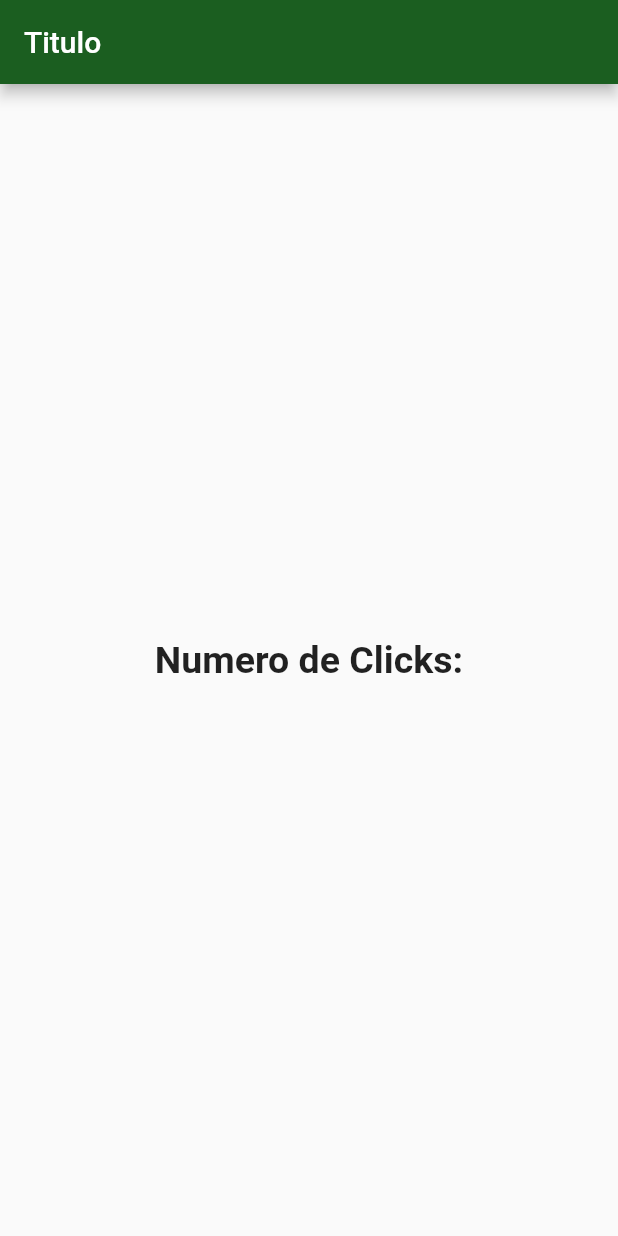
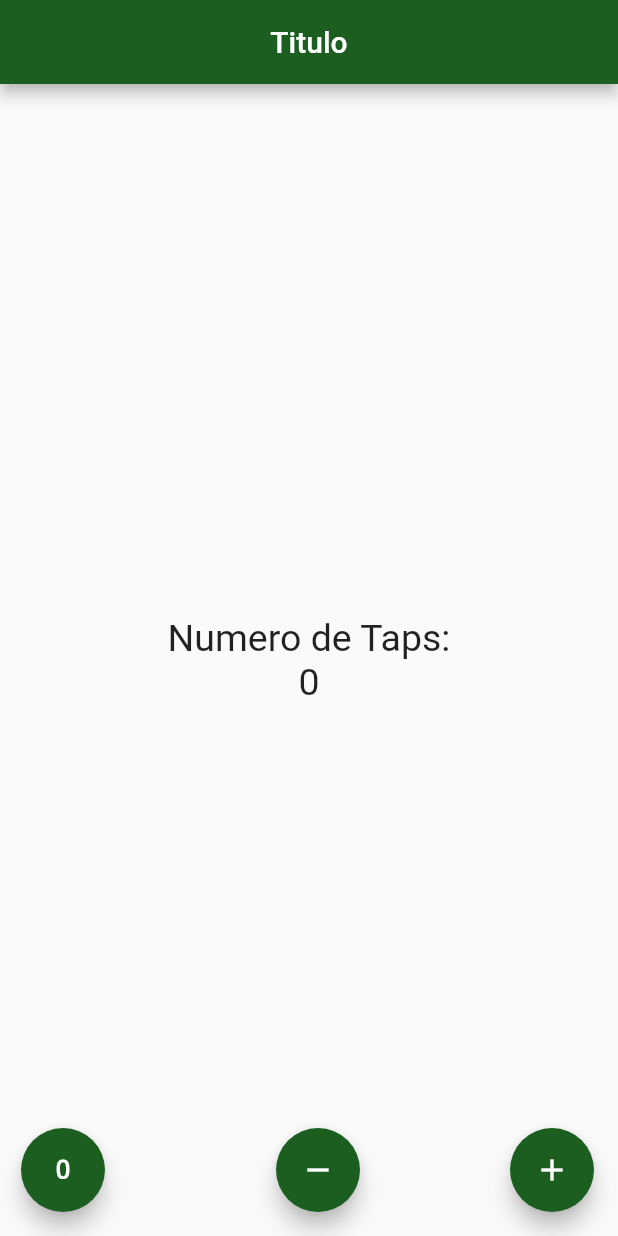
Before and after one commit to crossgear/ejercicios_flutter, a Flutter app: the screen it shows after launch, on a phone screen of 412 x 824 dp. Run offline on Flutter 3.47's test engine with Material 2 defaults, Android fonts, the phone set to English and light mode, and no system bars.

Commit message:
agregado varios botones

```diff
--- a/contador/lib/src/app.dart
+++ b/contador/lib/src/app.dart
@@ -1,13 +1,17 @@
+import 'package:contador/src/pages/contador_page.dart';
 import 'package:flutter/material.dart';
 
-import 'package:contador/src/pages/home_page.dart';
+//import 'package:contador/src/pages/home_page.dart';
 
 class MyApp extends StatelessWidget {
+
   @override
   Widget build(BuildContext context) {
     return MaterialApp(
+      debugShowCheckedModeBanner: false,
       home: Center(
-        child: HomePage(),
+        //child: HomePage(),
+        child: ContadorPage(),
       ),
       theme: ThemeData(
         primaryColor: Colors.green[900],
--- /dev/null
+++ b/contador/lib/src/pages/contador_page.dart
@@ -0,0 +1,56 @@
+import 'package:flutter/material.dart';
+
+
+class ContadorPage extends StatefulWidget{
+
+  @override
+  State<StatefulWidget> createState() => _ContadorPageState();
+  }
+
+
+class _ContadorPageState extends State<ContadorPage>{
+
+  final _estiloTexto = TextStyle(fontSize: 25);
+  final _colorBoton = Colors.green[900];
+  int _conteo = 0;
+
+  @override
+  Widget build(BuildContext context) {
+    return Scaffold(
+      appBar: AppBar(
+        title: Text(
+          "Titulo",
+        ),
+        centerTitle: true,
+      ),
+      body: Center(
+        child: Column(
+          mainAxisAlignment: MainAxisAlignment.center,
+          children: <Widget>[
+            Text("Numero de Taps:", style: _estiloTexto,),
+            Text('$_conteo', style: _estiloTexto,),
+          ],
+        ),
+      ),
+      floatingActionButton: _crearBotones()
+    );
+  }
+
+  Widget _crearBotones(){
+    return Row(
+      mainAxisAlignment: MainAxisAlignment.center,
+      children: <Widget>[
+        SizedBox(width: 30,),
+        FloatingActionButton(child: Icon(Icons.exposure_zero), onPressed: null, backgroundColor: _colorBoton,),
+        Expanded(child: SizedBox(),),
+        FloatingActionButton(child: Icon(Icons.remove), onPressed: null, backgroundColor: _colorBoton,),
+        SizedBox(width: 100),
+        FloatingActionButton(child: Icon(Icons.add), onPressed: null, backgroundColor: _colorBoton,),
+      ],
+    );
+
+
+    //FloatingActionButton(child: Icon(Icons.add_a_photo), onPressed: null);
+  }
+
+}
```
Also changed, not shown: contador/lib/src/pages/home_page.dart (+21 -12 lines).
